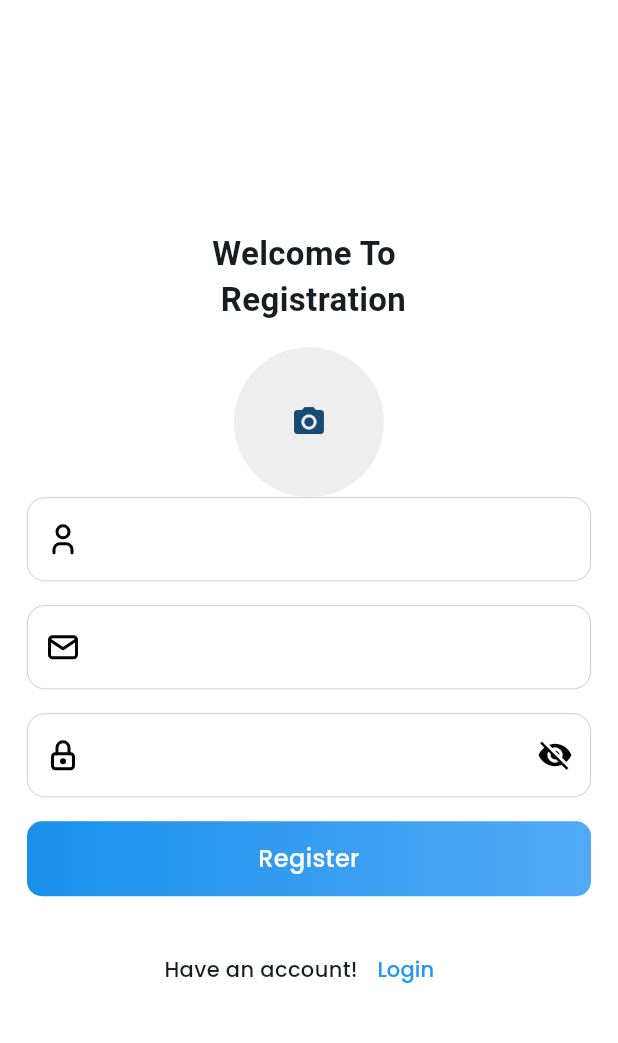
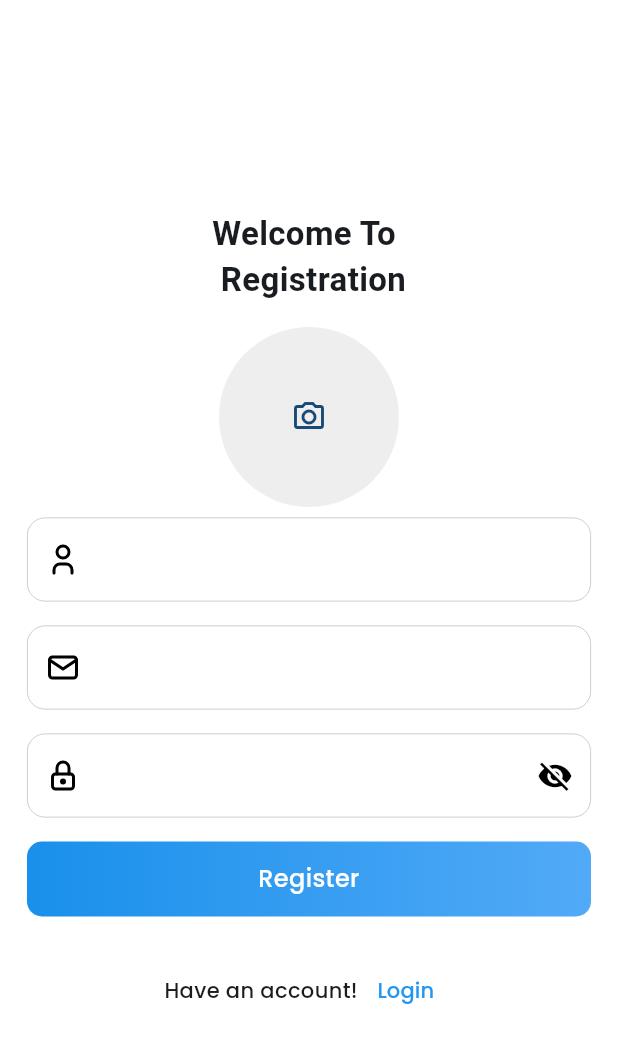
Before and after one commit to howlader97/Ecommerce_App, a Flutter app: the RegisterScreen screen opened by its route, on a phone screen of 412 x 824 dp. Shown: the top 1043 px of the screen. Run offline on Flutter 3.47's test engine with Material 3 defaults, Android fonts, the phone set to English and light mode, and no system bars; our stand-ins replace cached_network_image, carousel_slider, flutter_svg, flutter_tabler_icons, fluttertoast, get and 4 more; accounts and stored records are empty.

Commit message:
image uploaded progress has been done

```diff
--- a/lib/features/auth/repository/auth_repository.dart
+++ b/lib/features/auth/repository/auth_repository.dart
@@ -31,10 +31,6 @@ class AuthRepository {
 
 
 
-  Future<Response> getRegister( Map<String,String> body, XFile image) async {
-    return await apiClient.postMultipartData(AppConstants.registerUri, body,[
-      MultipartBody('photo', image)]);
-  }
 
 
 }
--- a/lib/features/auth/screens/register_screen.dart
+++ b/lib/features/auth/screens/register_screen.dart
@@ -8,6 +8,7 @@ import 'package:flutter_tabler_icons/flutter_tabler_icons.dart';
 import 'package:get/get.dart';
 import 'package:get/get_state_manager/src/simple/get_state.dart';
 import 'package:google_fonts/google_fonts.dart';
+import 'package:image_picker/image_picker.dart';
 
 import '../../../common/widgets/custom_button.dart';
 import '../../../common/widgets/custom_text_field.dart';
@@ -46,23 +47,26 @@ class _RegisterScreenState extends State<RegisterScreen> {
                     style: TextStyle(fontSize: 22, fontWeight: FontWeight.w700),
                   ),
                   const SizedBox(height: Dimensions.paddingSizeDefault),
+
                   InkWell(
                     onTap: (){
                       authController.chooseImageForm();
                     },
                     child: CircleAvatar(
-                      radius: 50,
-                      backgroundColor: Colors.grey.shade200,
-                      backgroundImage: authController.pickedImage != null
-                      ? FileImage(File(authController.pickedImage!.path)):null,
-                      child: authController.pickedImage == null
-                      ? IconButton(onPressed: (){
-                        authController.chooseImageForm();
-                      }, icon:const Icon(Icons.camera_alt) ):null
+                      radius: 60,
+                      backgroundColor: Colors.grey[200],
+                       backgroundImage: authController.pickedImage != null
+                       ?  FileImage(File(authController.pickedImage!.path)):null,
+                      child:authController.pickedImage==null
+                          ?IconButton(
+                        icon:  const Icon(Icons.camera_alt_outlined),
+                        onPressed: (){
+                          authController.chooseImageForm();
+                        },
+                      ):null
                     ),
                   ),
-
-
+                  const SizedBox(height: 7,),
                   CustomTextField(
                     prefixIcon: TablerIcons.user,
                     validator: (value) {
@@ -94,11 +98,11 @@ class _RegisterScreenState extends State<RegisterScreen> {
                     },
                   ),
                   const SizedBox(height: Dimensions.paddingSizeDefault),
-                authController.isLoading?const CircularProgressIndicator():  CustomButton(
+                  CustomButton(
                     buttonText: 'Register',
                     onPressed: () {
                       if (_globalKey.currentState!.validate()) {
-                        authController.getRegister();
+
                       }
                     }
                   ),
```
Also changed, not shown: lib/features/auth/controller/auth_controller.dart (+25 -45 lines).
